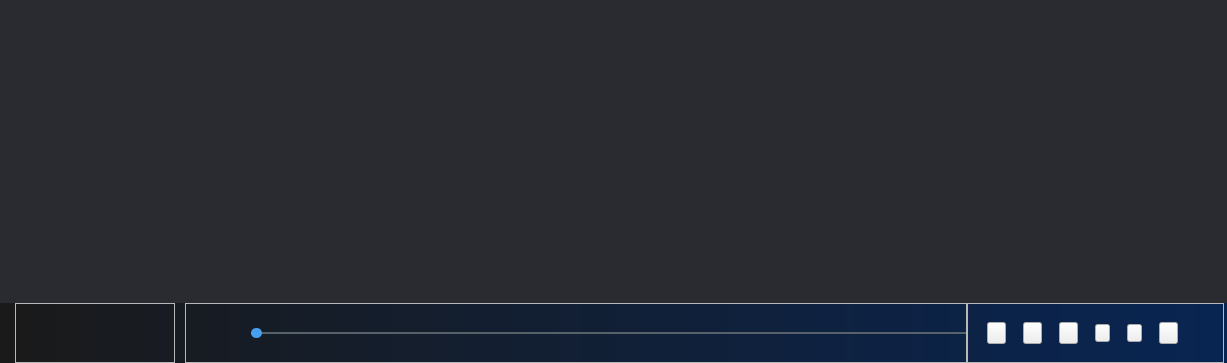
Old version of the form VideoPlayer/videomodels/MultipPlayer.ui in the repository huizhang556/pc-video-player.
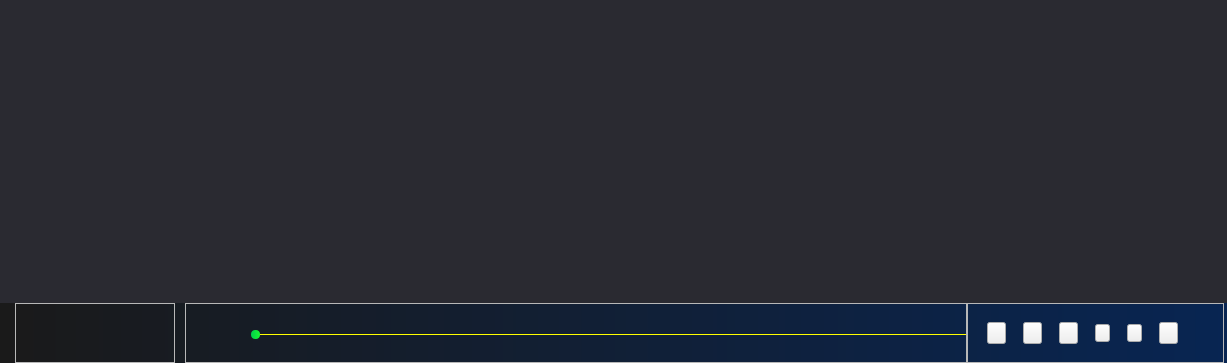
New version of the form. Icons and pictures are not drawn. Custom widgets are drawn as their Qt base class.

What changed in the file:
```diff
--- a/VideoPlayer/videomodels/MultipPlayer.ui
+++ b/VideoPlayer/videomodels/MultipPlayer.ui
@@ -471,13 +471,13 @@
                   <property name="minimumSize">
                    <size>
                     <width>350</width>
-                    <height>0</height>
+                    <height>16</height>
                    </size>
                   </property>
                   <property name="maximumSize">
                    <size>
                     <width>16777215</width>
-                    <height>20</height>
+                    <height>16</height>
                    </size>
                   </property>
                   <property name="styleSheet">
@@ -485,7 +485,7 @@
 QSlider::groove:horizontal 
 {
 background-color: rgba(255,255,255,0.1);
-height: 2px;
+height: 1px;
 border-radius:1px;
 }
 
@@ -502,13 +502,13 @@
 /*J拖动按钮*/
 QSlider::handle:horizontal 
 {
-background-color:#46a0ef;
+background-color:qlineargradient(spread:pad,x1:0,y1:0,x2:1,y2:0,stop:0 rgba(0, 205, 76,1.0), stop:1  rgba(24, 247, 51,1.0));
 height:8px;
-width:10px;
+width:8px;
 margin-top: -4px;
 margin-bottom: -4px;
+border-radius:4px;
 padding-right:1px;
-border-radius:5px;
 }
 
 /*J拖动按钮-hover,只跟groove的hover时高度影响*/
@@ -521,7 +521,7 @@
 QSlider::add-page:horizontal,QSlider::add-line:horizontal
 {
 border-radius:2px;
-background-color: rgb(87, 97, 106); 
+background-color:yellow;
 }
 
 /*已划过的区域，左边界线*/
```
Left out of the diff: 7 changed lines with no effect on the pictures.
